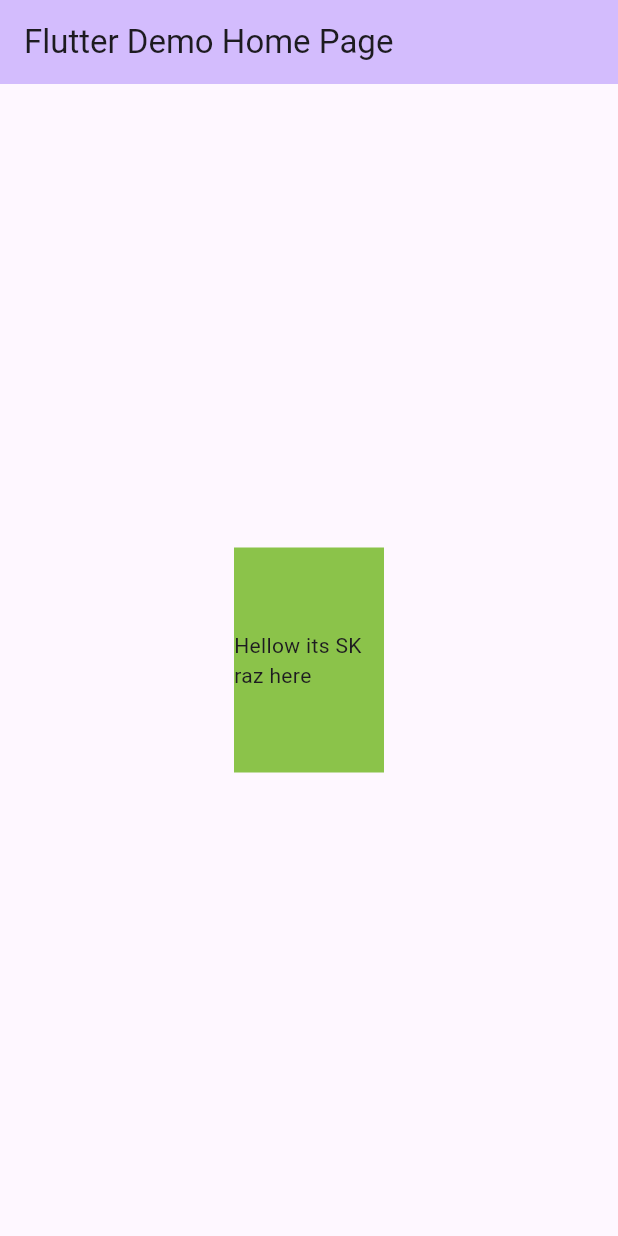
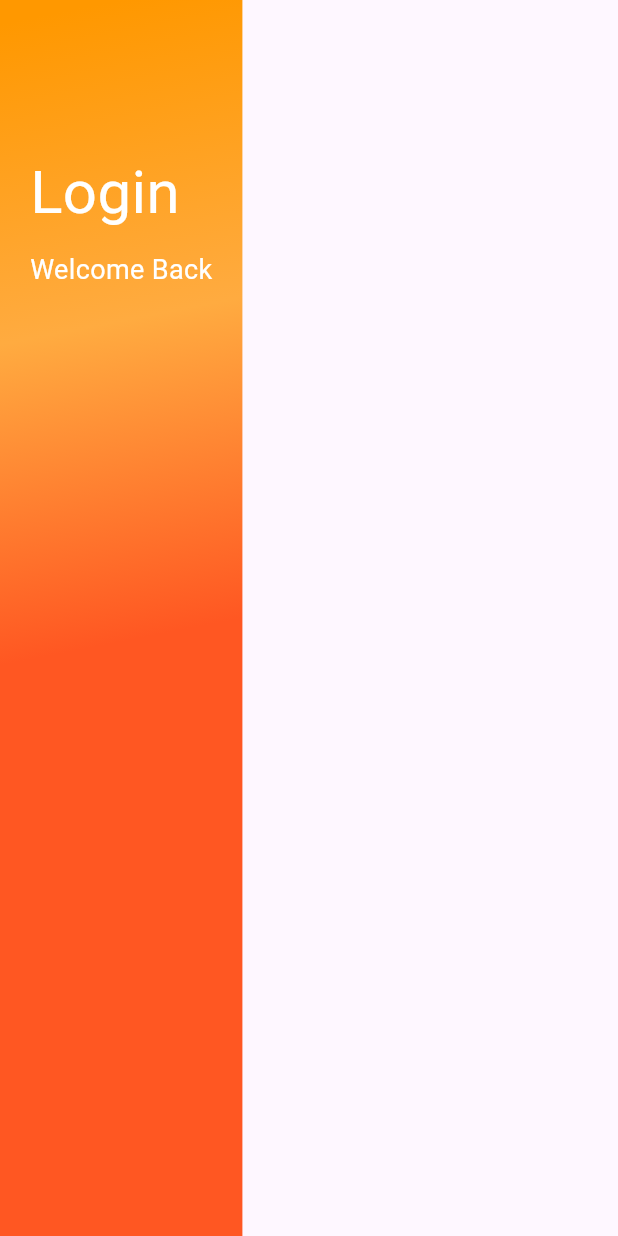
Before and after one commit to SkpavelRaz/FlutterTestingApp, a Flutter app: the screen it shows after launch, on a phone screen of 412 x 824 dp. Run offline on Flutter 3.47's test engine with Material 3 defaults, Android fonts, the phone set to English and light mode, and no system bars.

Commit message:
initialize projects

```diff
--- a/lib/main.dart
+++ b/lib/main.dart
@@ -1,54 +1,40 @@
 import 'package:flutter/material.dart';
 
-void main() {
-  runApp(const MyApp());
-}
+void main() => runApp(const MaterialApp(
+      debugShowCheckedModeBanner: false,
+      home: HomePage(),
+    ));
 
-class MyApp extends StatelessWidget {
-  const MyApp({super.key});
+class HomePage extends StatelessWidget {
+  const HomePage({super.key});
 
   @override
   Widget build(BuildContext context) {
-    return MaterialApp(
-      title: 'Flutter Demo',
-      theme: ThemeData(
-        colorScheme: ColorScheme.fromSeed(seedColor: Colors.deepPurple),
-        useMaterial3: true,
+    return Scaffold(
+        body: Container(
+      decoration: const BoxDecoration(
+        gradient: LinearGradient(
+          begin: Alignment.topCenter,
+          colors: [Colors.orange, Colors.orangeAccent, Colors.deepOrange],
+        ),
       ),
-      home: const MyHomePage(title: 'Flutter Demo Home Page'),
-    );
+          child: const Column(
+            crossAxisAlignment: CrossAxisAlignment.start,
+            children: <Widget>[
+              SizedBox(height: 80,),
+              Padding(
+                padding: EdgeInsets.all(20),
+                child: Column(
+                  crossAxisAlignment: CrossAxisAlignment.start,
+                  children: <Widget>[
+                    Text("Login",style: TextStyle(color: Colors.white, fontSize: 40),),
+                    SizedBox(height: 10,),
+                    Text("Welcome Back",style: TextStyle(color: Colors.white, fontSize: 18),),
+                  ],
+                ),
+              )
+            ],
+          ),
+    ));
   }
 }
-
-class MyHomePage extends StatefulWidget {
-  const MyHomePage({super.key, required this.title});
-
-  final String title;
-
-  @override
-  State<MyHomePage> createState() => _MyHomePageState();
-}
-
-class _MyHomePageState extends State<MyHomePage> {
-  @override
-  Widget build(BuildContext context) {
-    return Scaffold(
-      appBar: AppBar(
-        backgroundColor: Theme.of(context).colorScheme.inversePrimary,
-        title: Text(widget.title),
-      ),
-      body: Center(
-        child: Container(
-          width: 100,
-          height: 150,
-          color: Colors.lightGreen,
-          child: const Center(
-              child: Text(
-            "Hellow its SK raz here",
-            style: TextStyle(fontSize: 14),
-          )),
-        ),
-      ),
-    );
-  }
-}
```
